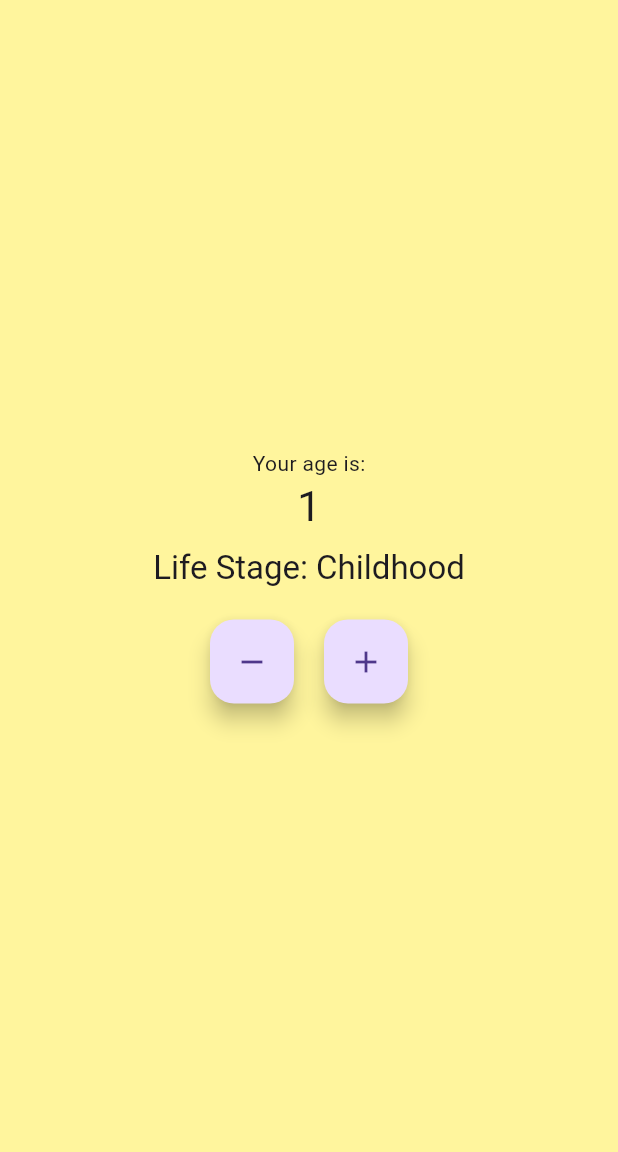
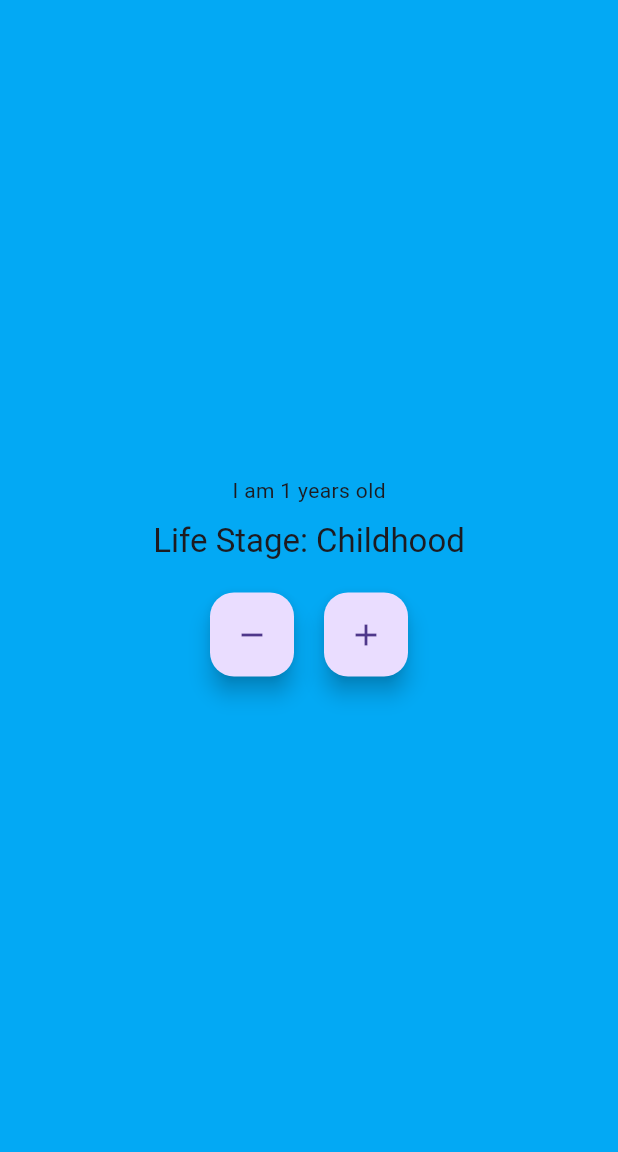
Before and after one commit to slowwwwpoke/age_counter, a Flutter app: the screen it shows after launch, after a tap on the "add" icon, on a phone screen of 412 x 824 dp, the part 84-1236 px from its top. Run offline on Flutter 3.47's test engine with Material 3 defaults, Android fonts, the phone set to English and light mode, and no system bars; missing offline and left inert: window_size.

Commit message:
added changes to text and colors

```diff
--- a/lib/main.dart
+++ b/lib/main.dart
@@ -17,14 +17,14 @@ void main() {
 }
 
 // Define fixed window size for desktop
-const double windowWidth = 360;
-const double windowHeight = 640;
+const double windowWidth = 720;
+const double windowHeight = 1280;
 
 // Setup window size and position for desktop platforms
 void setupWindow() {
   if (!kIsWeb && (Platform.isWindows || Platform.isLinux || Platform.isMacOS)) {
     WidgetsFlutterBinding.ensureInitialized();
-    setWindowTitle('Age Counter with Milestones');
+    setWindowTitle('Age Counter');
     setWindowMinSize(const Size(windowWidth, windowHeight));
     setWindowMaxSize(const Size(windowWidth, windowHeight));
     getCurrentScreen().then((screen) {
@@ -79,11 +79,11 @@ class AgeCounter with ChangeNotifier {
   // Determine background color based on life stage
   Color getBackgroundColor() {
     if (age >= 0 && age <= 12) {
-      return Colors.yellow.shade200;
+      return Colors.lightBlue;
     } else if (age >= 13 && age <= 19) {
-      return Colors.blue.shade200;
+      return Colors.lightGreen;
     } else if (age >= 20 && age <= 30) {
-      return Colors.green.shade200;
+      return const Color.fromARGB(255, 251, 245, 190);
     } else if (age >= 31 && age <= 50) {
       return Colors.orange.shade200;
     } else {
@@ -118,7 +118,7 @@ class MyApp extends StatelessWidget {
   @override
   Widget build(BuildContext context) {
     return MaterialApp(
-      title: 'Age Counter with Milestones',
+      title: 'Age Counter',
       theme: ThemeData(
         primarySwatch: Colors.blue,
         useMaterial3: true, // Use Material Design 3
@@ -151,12 +151,8 @@ class MyHomePage extends StatelessWidget {
             mainAxisAlignment: MainAxisAlignment.center,
             children: [
               // Display the label for age
-              const Text('Your age is:'),
+              Text('I am ${ageCounter.age} years old'),
               // Display the current age
-              Text(
-                '${ageCounter.age}',
-                style: Theme.of(context).textTheme.headlineMedium,
-              ),
               const SizedBox(height: 10),
               // Display the corresponding life stage
               Text(
```
